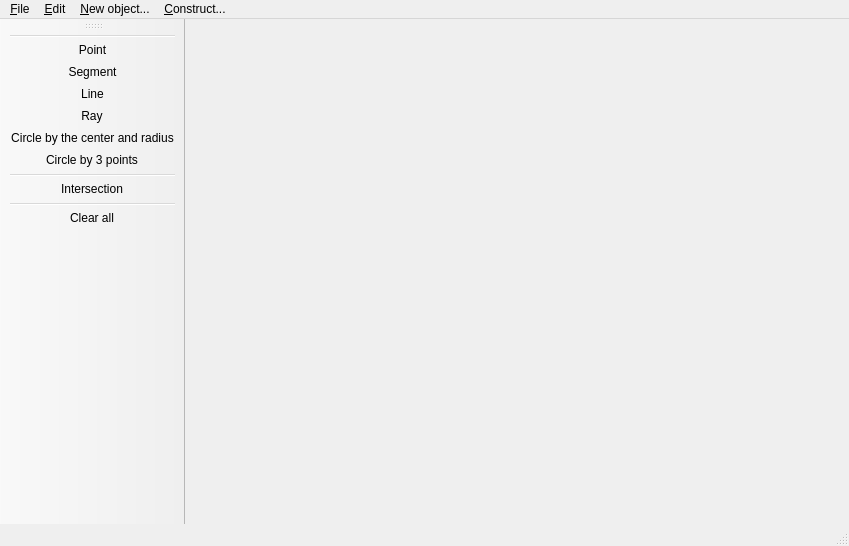
Qt form geopro.ui (rusfort/GeoPro) before a commit.
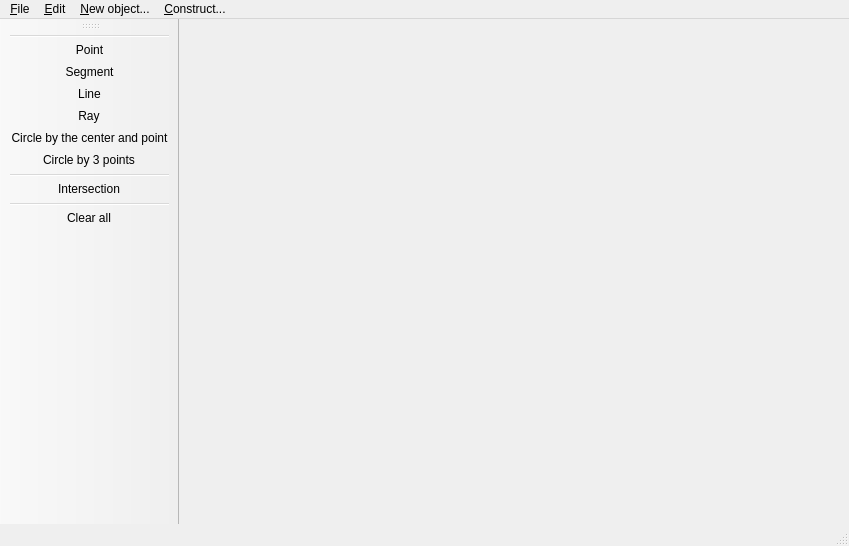
The same form after that commit. Icons and pictures are not drawn.

Commit message: Circle object finished

```diff
--- a/geopro.ui
+++ b/geopro.ui
@@ -203,7 +203,7 @@
   </action>
   <action name="actionCircle_by_the_center_radius">
    <property name="text">
-    <string>&amp;Circle by the center and radius</string>
+    <string>&amp;Circle by the center and point</string>
    </property>
   </action>
   <action name="actionCircle_by_3_points">
@@ -237,7 +237,7 @@
   </action>
   <action name="actionIntersection">
    <property name="text">
-    <string>Intersection</string>
+    <string>&amp;Intersection</string>
    </property>
   </action>
  </widget>
```
The commit also changes 5 other files.
